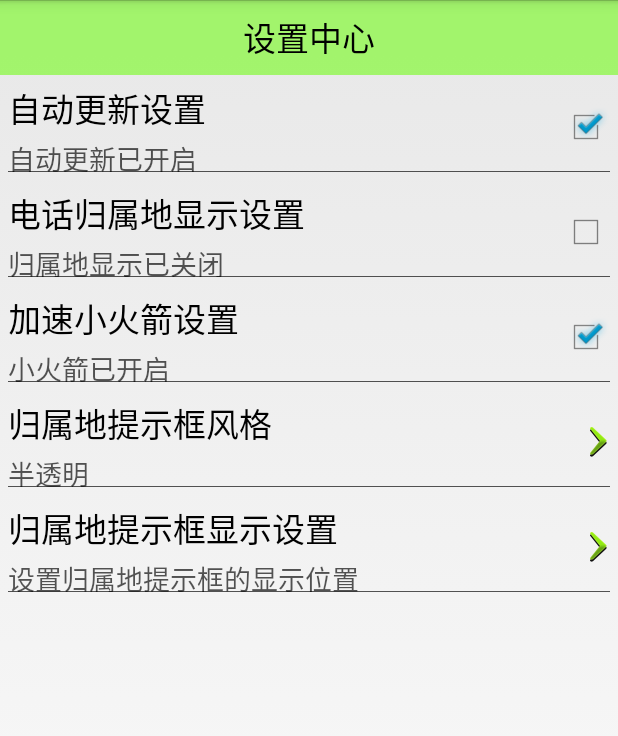
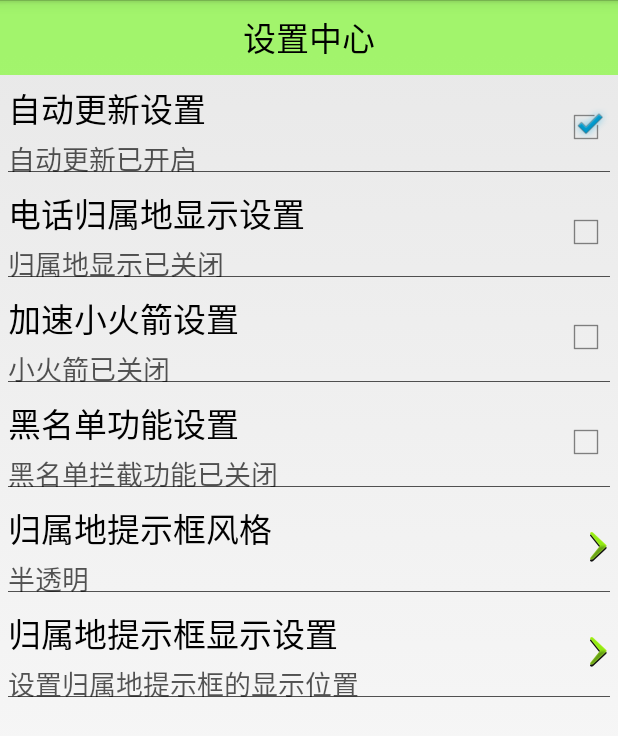
Before and after one commit to AnglusWang/MobileSafe, an Android app: the SettingActivity screen opened directly, with no data from a screen before it, on a phone screen of 412 x 824 dp. Shown: the top 736 px of the screen. Run offline under Robolectric (Android 15) with nearby library versions, the phone set to English and light mode, and no system bars.

Commit message:
实现短信拦截功能，及设置页面小修改

```diff
--- a/app/src/main/AndroidManifest.xml
+++ b/app/src/main/AndroidManifest.xml
@@ -92,6 +92,8 @@
         </service>
         <service android:name=".service.RocketService">
         </service>
+        <service android:name=".service.CallSafeService">
+        </service>
 
     </application>
 
--- a/app/src/main/java/com/example/angluswang/mobilesafe/activity/SettingActivity.java
+++ b/app/src/main/java/com/example/angluswang/mobilesafe/activity/SettingActivity.java
@@ -10,6 +10,7 @@ import android.view.View;
 
 import com.example.angluswang.mobilesafe.R;
 import com.example.angluswang.mobilesafe.service.AddressService;
+import com.example.angluswang.mobilesafe.service.CallSafeService;
 import com.example.angluswang.mobilesafe.service.RocketService;
 import com.example.angluswang.mobilesafe.utils.ServiceStatusUtils;
 import com.example.angluswang.mobilesafe.view.SettingClickView;
@@ -25,6 +26,7 @@ public class SettingActivity extends Activity {
     private SettingItemView sivUpdate;  //自动更新设置
     private SettingItemView sivAddress;  //归属地显示设置
     private SettingItemView sivRocket; // 小火箭设置
+    private SettingItemView sivBlackNum; // 黑名单设置
 
     private SettingClickView scvAddressStyle; // 归属地风格
     private SettingClickView scvAddressLocation; // 归属地位置
@@ -43,6 +45,7 @@ public class SettingActivity extends Activity {
         initRocketView();
         initAddressStyle();
         initAddressLocation();
+        initBlackView();
     }
 
     /**
@@ -66,12 +69,10 @@ public class SettingActivity extends Activity {
             @Override
             public void onClick(View v) {
                 if (sivUpdate.isChecked()) {
-
                     sivUpdate.setChecked(false);
 //                    sivUpdate.setDesc("自动更新已关闭");
                     mPref.edit().putBoolean("auto_update", false).apply();
                 } else {
-
                     sivUpdate.setChecked(true);
 //                    sivUpdate.setDesc("自动更新已开启");
                     mPref.edit().putBoolean("auto_update", true).apply();
@@ -85,6 +86,15 @@ public class SettingActivity extends Activity {
      */
     private void initAddressView() {
         sivAddress = (SettingItemView) findViewById(R.id.siv_address);
+
+        boolean running = ServiceStatusUtils.isServiceRunning(this,
+                "com.example.angluswang.mobilesafe.service.AddressService");
+        if (running) {
+            sivAddress.setChecked(true);
+        } else {
+            sivAddress.setChecked(false);
+        }
+
         sivAddress.setOnClickListener(new View.OnClickListener() {
             @Override
             public void onClick(View v) {
@@ -100,27 +110,22 @@ public class SettingActivity extends Activity {
             }
         });
 
-        boolean running = ServiceStatusUtils.isServiceRunning(this,
-                "com.example.angluswang.mobilesafe.service.AddressService");
-        if (running) {
-            sivAddress.setChecked(true);
-        } else {
-            sivAddress.setChecked(false);
-        }
     }
 
     /**
-     * 初始化归属地显示设置开关
+     * 初始化小火箭 设置开关
      */
     private void initRocketView() {
         sivRocket = (SettingItemView) findViewById(R.id.siv_rocket);
 
-        Boolean isOpen = mPref.getBoolean("rocket_status", true);
-        if (isOpen) {
+        boolean running = ServiceStatusUtils.isServiceRunning(this,
+                "com.example.angluswang.mobilesafe.service.RocketService");
+        if (running) {
             sivRocket.setChecked(true);
         } else {
             sivRocket.setChecked(false);
         }
+
         sivRocket.setOnClickListener(new View.OnClickListener() {
             @Override
             public void onClick(View v) {
@@ -128,12 +133,42 @@ public class SettingActivity extends Activity {
                     sivRocket.setChecked(false);
                     stopService(new Intent(SettingActivity.this,
                             RocketService.class)); //开启小火箭
-                    mPref.edit().putBoolean("rocket_status", false).apply();
                 } else {
                     sivRocket.setChecked(true);
                     startService(new Intent(SettingActivity.this,
                             RocketService.class)); //关闭小火箭
-                    mPref.edit().putBoolean("rocket_status", true).apply();
+                }
+            }
+        });
+    }
+
+    /**
+     * 初始化黑名单
+     */
+    private void initBlackView() {
+        sivBlackNum = (SettingItemView) findViewById(R.id.siv_black_num);
+
+        // 判断拦截服务是否运行
+        boolean serviceRunning = ServiceStatusUtils.isServiceRunning(this,
+                "com.example.angluswang.mobilesafe.service.CallSafeService");
+        if (serviceRunning) {
+            sivBlackNum.setChecked(true);
+        } else {
+            sivBlackNum.setChecked(false);
+        }
+
+        sivBlackNum.setOnClickListener(new View.OnClickListener() {
+
+            @Override
+            public void onClick(View v) {
+                if (sivBlackNum.isChecked()) {
+                    sivBlackNum.setChecked(false);
+                    stopService(new Intent(SettingActivity.this,
+                            CallSafeService.class));// 停止拦截服务
+                } else {
+                    sivBlackNum.setChecked(true);
+                    startService(new Intent(SettingActivity.this,
+                            CallSafeService.class));// 开启拦截服务
                 }
             }
         });
--- a/app/src/main/res/layout/activity_setting.xml
+++ b/app/src/main/res/layout/activity_setting.xml
@@ -3,7 +3,7 @@
               xmlns:anglus="http://schemas.android.com/apk/res-auto"
               android:layout_width="match_parent"
               android:layout_height="match_parent"
-    android:orientation="vertical">
+              android:orientation="vertical">
 
     <TextView
         style="@style/TitleStyle"
@@ -13,9 +13,9 @@
         android:id="@+id/siv_update"
         android:layout_width="match_parent"
         android:layout_height="wrap_content"
-        anglus:title="自动更新设置"
         anglus:desc_off="自动更新已关闭"
-        anglus:desc_on="自动更新已开启">
+        anglus:desc_on="自动更新已开启"
+        anglus:title="自动更新设置">
 
     </com.example.angluswang.mobilesafe.view.SettingItemView>
 
@@ -23,9 +23,9 @@
         android:id="@+id/siv_address"
         android:layout_width="match_parent"
         android:layout_height="wrap_content"
-        anglus:title="电话归属地显示设置"
         anglus:desc_off="归属地显示已关闭"
-        anglus:desc_on="归属地显示已开启">
+        anglus:desc_on="归属地显示已开启"
+        anglus:title="电话归属地显示设置">
 
     </com.example.angluswang.mobilesafe.view.SettingItemView>
 
@@ -33,9 +33,19 @@
         android:id="@+id/siv_rocket"
         android:layout_width="match_parent"
         android:layout_height="wrap_content"
-        anglus:title="加速小火箭设置"
         anglus:desc_off="小火箭已关闭"
-        anglus:desc_on="小火箭已开启">
+        anglus:desc_on="小火箭已开启"
+        anglus:title="加速小火箭设置">
+
+    </com.example.angluswang.mobilesafe.view.SettingItemView>
+
+    <com.example.angluswang.mobilesafe.view.SettingItemView
+        android:id="@+id/siv_black_num"
+        android:layout_width="match_parent"
+        android:layout_height="wrap_content"
+        anglus:desc_off="黑名单拦截功能已关闭"
+        anglus:desc_on="黑名单拦截功能已开启"
+        anglus:title="黑名单功能设置">
 
     </com.example.angluswang.mobilesafe.view.SettingItemView>
 
```
Also changed, not shown: app/src/main/java/com/example/angluswang/mobilesafe/service/CallSafeService.java (added, +82 -0 lines).
